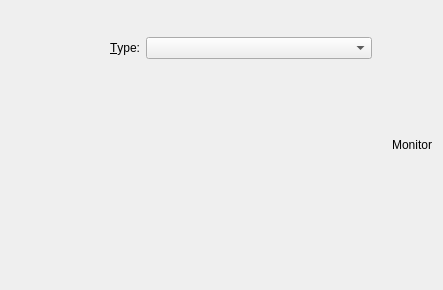
Qt form libs/plasmagenericshell/BackgroundDialog.ui (mgottschlag/kwin-tiling) before a commit.
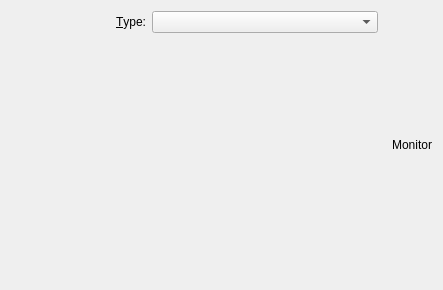
The same form after that commit.

Commit message: slightly less space wasting

Patch:
```diff
--- a/libs/plasmagenericshell/BackgroundDialog.ui
+++ b/libs/plasmagenericshell/BackgroundDialog.ui
@@ -100,47 +100,6 @@
      </layout>
     </widget>
    </item>
-   <item row="1" column="0">
-    <widget class="QLabel" name="m_wallpaperTypeLabel">
-     <property name="sizePolicy">
-      <sizepolicy hsizetype="Preferred" vsizetype="Fixed">
-       <horstretch>0</horstretch>
-       <verstretch>0</verstretch>
-      </sizepolicy>
-     </property>
-     <property name="minimumSize">
-      <size>
-       <width>129</width>
-       <height>0</height>
-      </size>
-     </property>
-     <property name="text">
-      <string>&amp;Type:</string>
-     </property>
-     <property name="alignment">
-      <set>Qt::AlignRight|Qt::AlignTrailing|Qt::AlignVCenter</set>
-     </property>
-     <property name="buddy">
-      <cstring>m_wallpaperMode</cstring>
-     </property>
-    </widget>
-   </item>
-   <item row="1" column="1">
-    <widget class="QComboBox" name="m_wallpaperMode">
-     <property name="sizePolicy">
-      <sizepolicy hsizetype="Expanding" vsizetype="Fixed">
-       <horstretch>1</horstretch>
-       <verstretch>0</verstretch>
-      </sizepolicy>
-     </property>
-     <property name="minimumSize">
-      <size>
-       <width>150</width>
-       <height>0</height>
-      </size>
-     </property>
-    </widget>
-   </item>
    <item row="0" column="3">
     <spacer name="horizontalSpacer">
      <property name="orientation">
@@ -157,6 +116,47 @@
      </property>
     </spacer>
    </item>
+   <item row="0" column="2">
+    <widget class="QComboBox" name="m_wallpaperMode">
+     <property name="sizePolicy">
+      <sizepolicy hsizetype="Expanding" vsizetype="Fixed">
+       <horstretch>1</horstretch>
+       <verstretch>0</verstretch>
+      </sizepolicy>
+     </property>
+     <property name="minimumSize">
+      <size>
+       <width>150</width>
+       <height>0</height>
+      </size>
+     </property>
+    </widget>
+   </item>
+   <item row="0" column="1">
+    <widget class="QLabel" name="m_wallpaperTypeLabel">
+     <property name="sizePolicy">
+      <sizepolicy hsizetype="Preferred" vsizetype="Fixed">
+       <horstretch>0</horstretch>
+       <verstretch>0</verstretch>
+      </sizepolicy>
+     </property>
+     <property name="minimumSize">
+      <size>
+       <width>129</width>
+       <height>0</height>
+      </size>
+     </property>
+     <property name="text">
+      <string>&amp;Type:</string>
+     </property>
+     <property name="alignment">
+      <set>Qt::AlignRight|Qt::AlignTrailing|Qt::AlignVCenter</set>
+     </property>
+     <property name="buddy">
+      <cstring>m_wallpaperMode</cstring>
+     </property>
+    </widget>
+   </item>
   </layout>
  </widget>
  <resources/>
```
